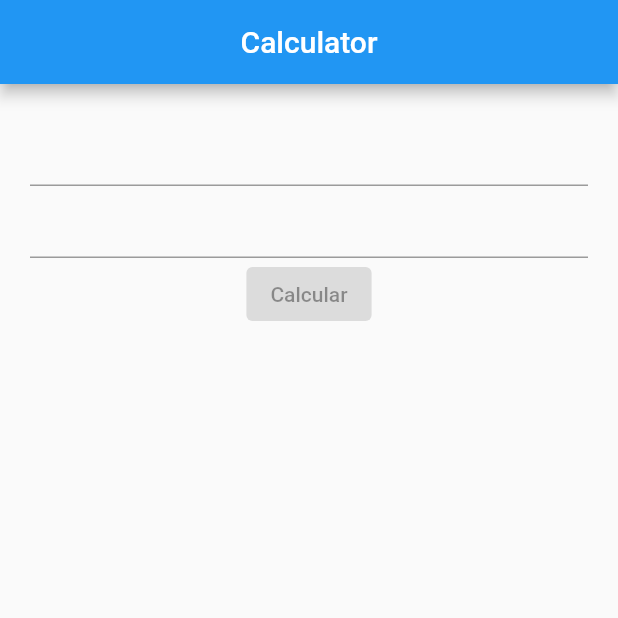
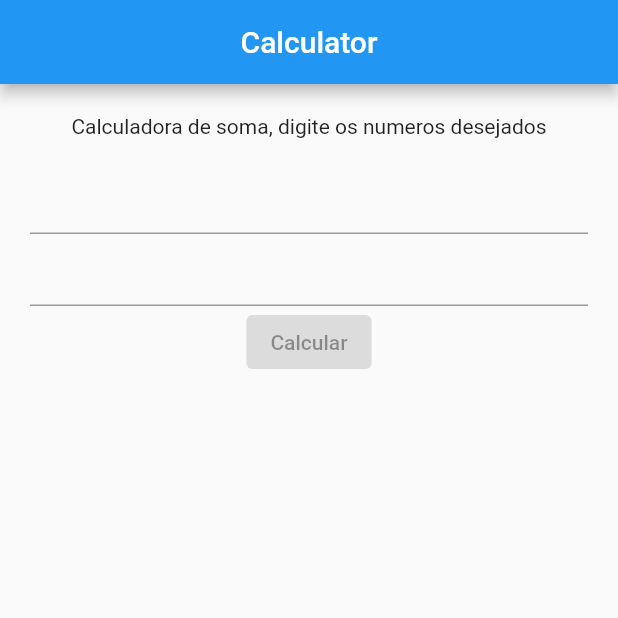
Before and after one commit to arthurhenrir/Curso-Flutter, a Flutter app: the screen it shows after launch, on a phone screen of 412 x 824 dp, the top half of it. Run offline on Flutter 3.47's test engine with Material 2 defaults, Android fonts, the phone set to English and light mode, and no system bars.

Commit message:
Update main.dart

```diff
--- a/lib/main.dart
+++ b/lib/main.dart
@@ -29,6 +29,7 @@ class _App extends State<App> {
 
     Column columns = Column(
       children: <Widget>[
+        Text("Calculadora de soma, digite os numeros desejados\n"),
         num1,
         num2,
         botao,
```
